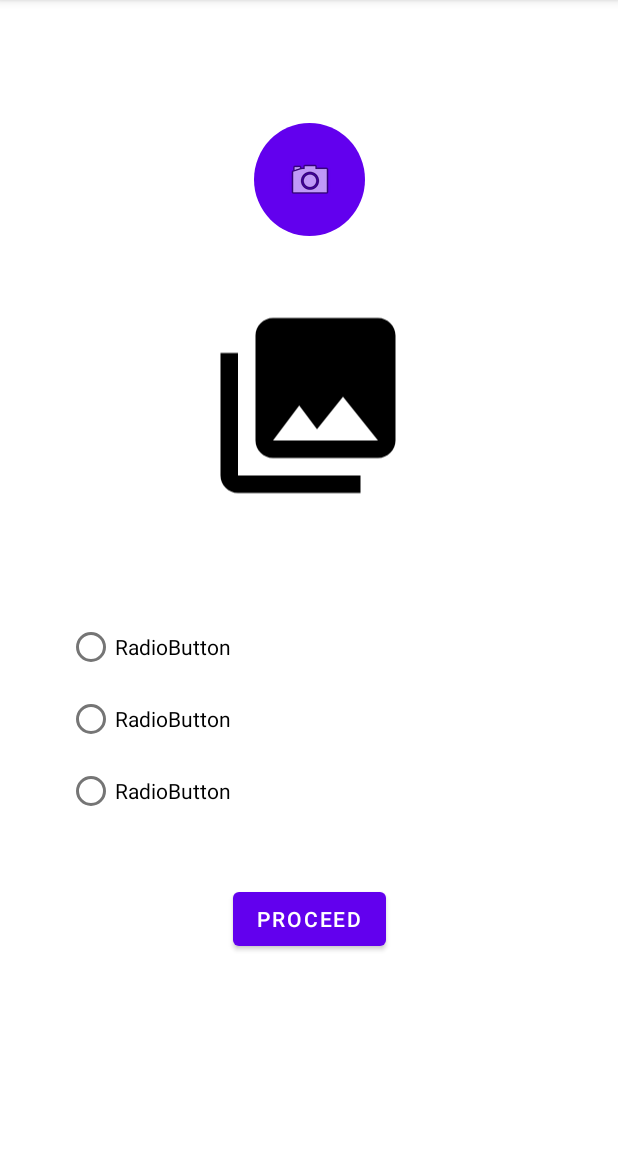
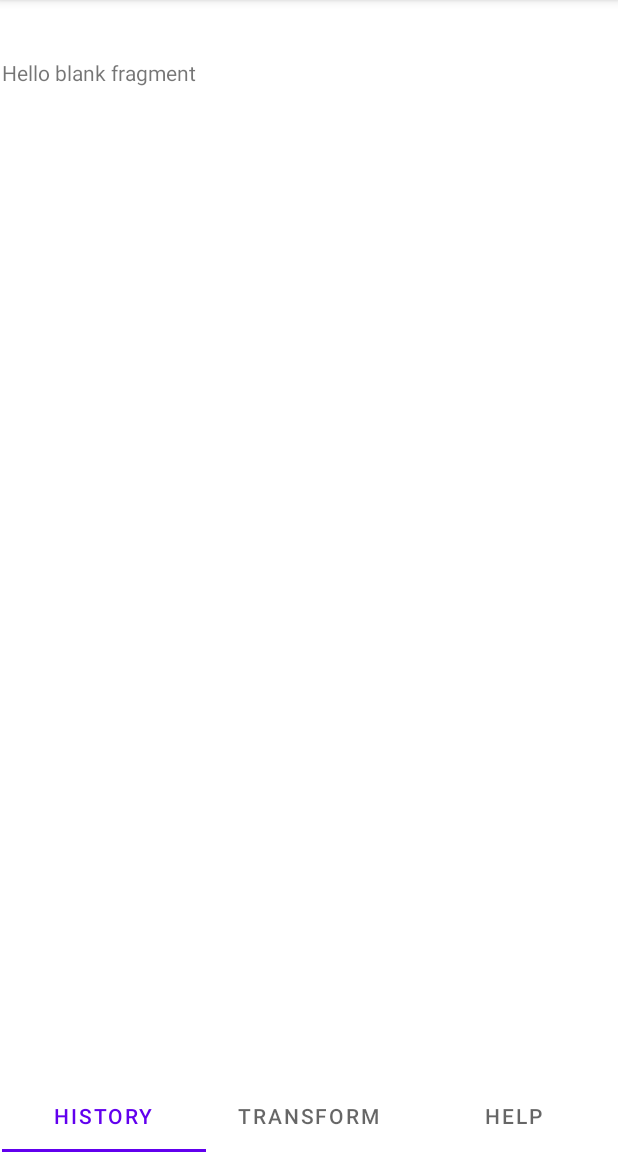
Before and after one commit to emirrozerr/ssd-image-processing, an Android app: the screen it shows after launch (ImagePage before the commit, Tabs after it), after a tap on "ENTER", on a phone screen of 412 x 824 dp, the part 84-1236 px from its top. Run offline under Robolectric (Android 15) with nearby library versions, the phone set to English and light mode, and no system bars; our stand-ins replace navigation-ui.

Commit message:
Tabs added

```diff
--- a/app/src/main/AndroidManifest.xml
+++ b/app/src/main/AndroidManifest.xml
@@ -30,6 +30,8 @@
         </activity>
         <activity android:name=".ImagePage">
         </activity>
+        <activity android:name=".Tabs">
+        </activity>
     </application>
 
 </manifest>
--- /dev/null
+++ b/app/src/main/java/com/example/ssdproject/HistoryTabFragment.java
@@ -0,0 +1,24 @@
+package com.example.ssdproject;
+
+import android.os.Bundle;
+
+import androidx.fragment.app.Fragment;
+
+import android.view.LayoutInflater;
+import android.view.View;
+import android.view.ViewGroup;
+
+
+public class HistoryTabFragment extends Fragment {
+
+    public HistoryTabFragment() {
+
+    }
+
+    @Override
+    public View onCreateView(LayoutInflater inflater, ViewGroup container,
+                             Bundle savedInstanceState) {
+        // Inflate the layout for this fragment
+        return inflater.inflate(R.layout.fragment_history_tab, container, false);
+    }
+}
--- a/app/src/main/java/com/example/ssdproject/MainActivity.java
+++ b/app/src/main/java/com/example/ssdproject/MainActivity.java
@@ -28,7 +28,7 @@ public class MainActivity extends AppCompatActivity {
     }
 
     public void login(View v) {
-        Intent i = new Intent(this, ImagePage.class);
+        Intent i = new Intent(this, Tabs.class);
         startActivity(i);
     }
 }
--- /dev/null
+++ b/app/src/main/java/com/example/ssdproject/Tabs.java
@@ -0,0 +1,36 @@
+package com.example.ssdproject;
+
+import android.os.Bundle;
+
+import androidx.annotation.NonNull;
+import androidx.appcompat.app.AppCompatActivity;
+import androidx.viewpager2.widget.ViewPager2;
+
+import com.google.android.material.tabs.TabLayout;
+import com.google.android.material.tabs.TabLayoutMediator;
+
+public class Tabs extends AppCompatActivity {
+
+    @Override
+    protected void onCreate(Bundle savedInstanceState) {
+        super.onCreate(savedInstanceState);
+        setContentView(R.layout.tabs);
+
+        TabLayout tabLayout = findViewById(R.id.tabLayout);
+        ViewPager2 viewPager = findViewById(R.id.view_pager);
+        viewPager.setAdapter(
+                new VPAdapter(this)
+        );
+
+        new TabLayoutMediator(
+                tabLayout,
+                viewPager,
+                new TabLayoutMediator.TabConfigurationStrategy() {
+                    @Override
+                    public void onConfigureTab(@NonNull TabLayout.Tab tab, int i) {
+                        tab.setText(VPAdapter.tabNames[i]);
+                    }
+                }
+        ).attach();
+    }
+}
--- /dev/null
+++ b/app/src/main/java/com/example/ssdproject/VPAdapter.java
@@ -0,0 +1,44 @@
+package com.example.ssdproject;
+
+import androidx.annotation.NonNull;
+import androidx.fragment.app.Fragment;
+import androidx.fragment.app.FragmentActivity;
+import androidx.fragment.app.FragmentManager;
+import androidx.lifecycle.Lifecycle;
+import androidx.viewpager2.adapter.FragmentStateAdapter;
+
+import org.jetbrains.annotations.NotNull;
+
+public class VPAdapter extends FragmentStateAdapter {
+
+    public static final String[] tabNames = {"History", "Transform", "Help"};
+
+    public VPAdapter(@NotNull Fragment fragment) {
+        super(fragment);
+    }
+
+    public VPAdapter(@NotNull FragmentActivity fragmentActivity) {
+        super(fragmentActivity);
+    }
+
+    public VPAdapter(@NotNull FragmentManager fragmentManager, @NotNull Lifecycle lifecycle) {
+        super(fragmentManager, lifecycle);
+    }
+
+    @NonNull
+    @Override
+    public Fragment createFragment(int position) {
+        if (position == 0) {
+            return new HistoryTabFragment();
+        } else if (position == 1) {
+            return new TransformTabFragment();
+        } else {
+            return new HelpTabFragment();
+        }
+    }
+
+    @Override
+    public int getItemCount() {
+        return tabNames.length;
+    }
+}
--- /dev/null
+++ b/app/src/main/res/layout/fragment_history_tab.xml
@@ -0,0 +1,14 @@
+<?xml version="1.0" encoding="utf-8"?>
+<FrameLayout xmlns:android="http://schemas.android.com/apk/res/android"
+    xmlns:tools="http://schemas.android.com/tools"
+    android:layout_width="match_parent"
+    android:layout_height="match_parent"
+    tools:context=".HistoryTabFragment">
+
+    <!-- TODO: Update blank fragment layout -->
+    <TextView
+        android:layout_width="match_parent"
+        android:layout_height="match_parent"
+        android:text="@string/hello_blank_fragment" />
+
+</FrameLayout>
--- /dev/null
+++ b/app/src/main/res/layout/tabs.xml
@@ -0,0 +1,42 @@
+<?xml version="1.0" encoding="utf-8"?>
+<androidx.constraintlayout.widget.ConstraintLayout xmlns:android="http://schemas.android.com/apk/res/android"
+    xmlns:app="http://schemas.android.com/apk/res-auto"
+    xmlns:tools="http://schemas.android.com/tools"
+    android:id="@+id/linearLayout3"
+    android:layout_width="match_parent"
+    android:layout_height="match_parent">
+
+    <com.google.android.material.tabs.TabLayout
+        android:id="@+id/tabLayout"
+        android:layout_width="409dp"
+        android:layout_height="wrap_content"
+        app:layout_constraintBottom_toBottomOf="parent"
+        app:layout_constraintEnd_toEndOf="parent"
+        app:layout_constraintStart_toStartOf="parent">
+
+        <com.google.android.material.tabs.TabItem
+            android:layout_width="wrap_content"
+            android:layout_height="wrap_content"
+            android:text="Monday" />
+
+        <com.google.android.material.tabs.TabItem
+            android:layout_width="wrap_content"
+            android:layout_height="wrap_content"
+            android:text="Tuesday" />
+
+        <com.google.android.material.tabs.TabItem
+            android:layout_width="wrap_content"
+            android:layout_height="wrap_content"
+            android:text="Wednesday" />
+    </com.google.android.material.tabs.TabLayout>
+
+    <androidx.viewpager2.widget.ViewPager2
+        android:id="@+id/view_pager"
+        android:layout_width="409dp"
+        android:layout_height="681dp"
+        android:layout_marginStart="1dp"
+        android:layout_marginEnd="1dp"
+        app:layout_constraintBottom_toTopOf="@id/tabLayout"
+        app:layout_constraintEnd_toEndOf="parent"
+        app:layout_constraintStart_toStartOf="parent" />
+</androidx.constraintlayout.widget.ConstraintLayout>
--- a/app/src/main/res/values/strings.xml
+++ b/app/src/main/res/values/strings.xml
@@ -19,6 +19,10 @@
     <string name="proceed_button">Proceed</string>
     <string name="select_picture">Select a picture</string>
 
+    <string name="help_text">Help</string>
+    <string name="operations_text">Operations</string>
+    <string name="history_text">History</string>
+
     <string name="lorem_ipsum_title">Lorem Ipsum"</string>
     <string name="lorem_ipsum">Lorem Ipsum is simply placeholder text of the printing and
         typesetting industry. Lorem Ipsum has been the industry\'s standard placeholder text ever
@@ -29,4 +33,6 @@
     <string name="image_view_item_transform_content_description">Represents an image view in the
         item
     </string>
+    <!-- TODO: Remove or change this placeholder text -->
+    <string name="hello_blank_fragment">Hello blank fragment</string>
 </resources>
```
Also changed, not shown: app/src/main/java/com/example/ssdproject/HelpTabFragment.java (added, +24 -0 lines), app/src/main/java/com/example/ssdproject/TransformTabFragment.java (added, +96 -0 lines), app/src/main/res/layout/fragment_help_tab.xml (added, +14 -0 lines), app/src/main/res/layout/fragment_transform.xml (added, +77 -0 lines).
